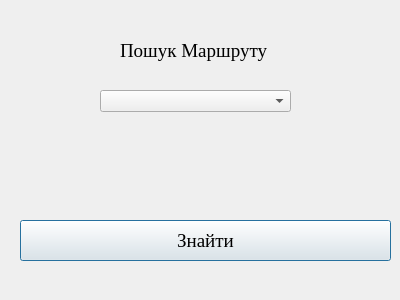
Qt form MapsWay/routesearch.ui (MariaMihajilova/MapsWay) before a commit.
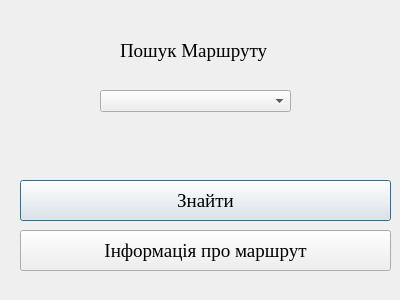
The same form after that commit.

```diff
--- a/MapsWay/routesearch.ui
+++ b/MapsWay/routesearch.ui
@@ -92,7 +92,7 @@
    <property name="geometry">
     <rect>
      <x>20</x>
-     <y>220</y>
+     <y>180</y>
      <width>371</width>
      <height>41</height>
     </rect>
@@ -107,6 +107,25 @@
     <string>Знайти</string>
    </property>
   </widget>
+  <widget class="QPushButton" name="pushButton_2">
+   <property name="geometry">
+    <rect>
+     <x>20</x>
+     <y>230</y>
+     <width>371</width>
+     <height>41</height>
+    </rect>
+   </property>
+   <property name="font">
+    <font>
+     <family>Times New Roman</family>
+     <pointsize>14</pointsize>
+    </font>
+   </property>
+   <property name="text">
+    <string>Інформація про маршрут</string>
+   </property>
+  </widget>
  </widget>
  <resources/>
  <connections/>
```
